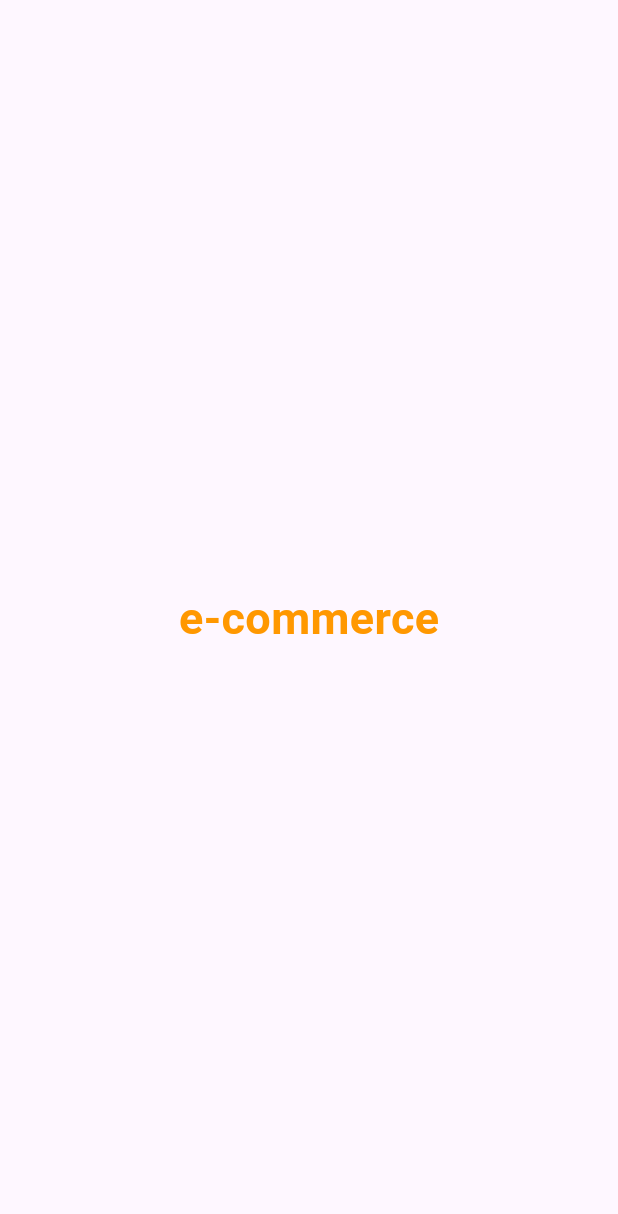
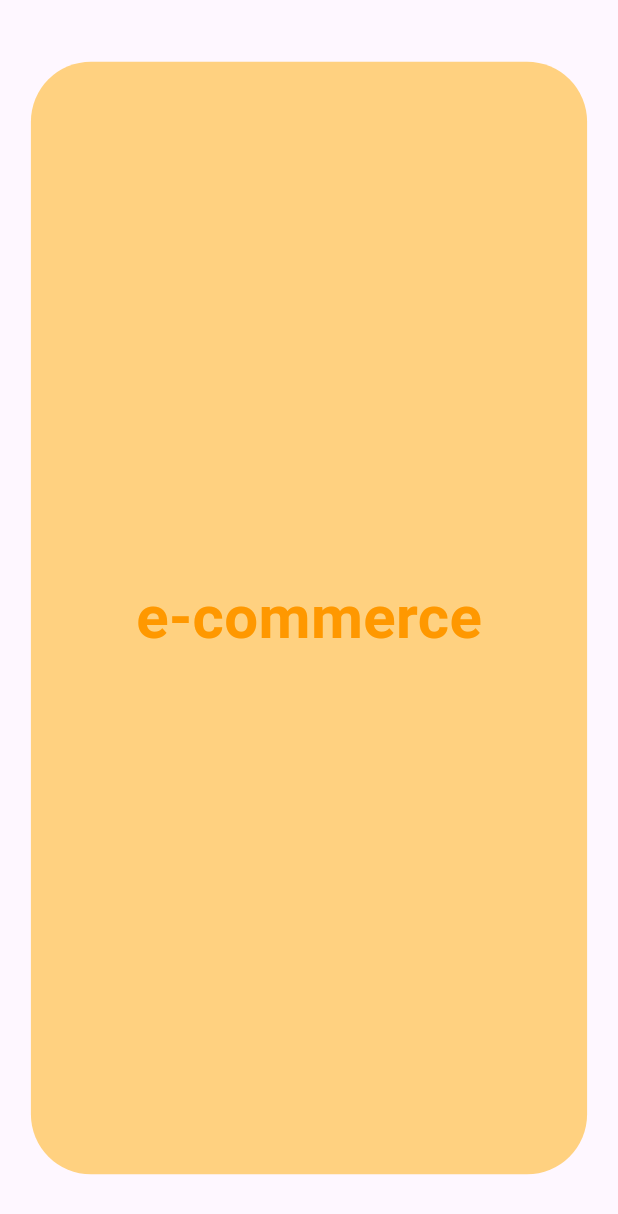
Before and after one commit to Ratndeep1999/mini_ecommerce_app, a Flutter app: the SplashPage screen opened directly, on a phone screen of 412 x 824 dp. Shown: the top 1214 px of the screen. Run offline on Flutter 3.47's test engine with Material 3 defaults, Android fonts, the light colour scheme and no system bars.

Commit message:
splash_page.dart : ui add, navigation add

```diff
--- a/lib/splash_page.dart
+++ b/lib/splash_page.dart
@@ -1,4 +1,5 @@
 import 'package:flutter/material.dart';
+import 'package:mini_ecommerce_app/constant_routes.dart';
 
 class SplashPage extends StatefulWidget {
   const SplashPage({super.key});
@@ -8,17 +9,39 @@ class SplashPage extends StatefulWidget {
 }
 
 class _SplashPageState extends State<SplashPage> {
+
+  @override
+  void initState() {
+    Future.delayed(Duration(seconds: 3), () => _navigateToHomeScreen());
+    super.initState();
+  }
+
+  // method to navigate home screen
+  void _navigateToHomeScreen(){
+    Navigator.pushReplacementNamed(context, kHomeScreen);
+  }
+
   @override
   Widget build(BuildContext context) {
     return Scaffold(
       body: SafeArea(
         child: Center(
-          child: Text(
-            'e-commerce',
-            style: TextStyle(
-              fontSize: 30,
-              fontWeight: FontWeight.bold,
-              color: Colors.orange,
+          child: Container(
+            height: MediaQuery.of(context).size.height * 0.9,
+            width: MediaQuery.of(context).size.width * 0.9,
+            decoration: BoxDecoration(
+              borderRadius: BorderRadius.circular(40),
+              color: Colors.orangeAccent.shade100,
+            ),
+            child: Center(
+              child: Text(
+                'e-commerce',
+                style: TextStyle(
+                  fontSize: 40,
+                  fontWeight: FontWeight.bold,
+                  color: Colors.orange,
+                ),
+              ),
             ),
           ),
         ),
```
